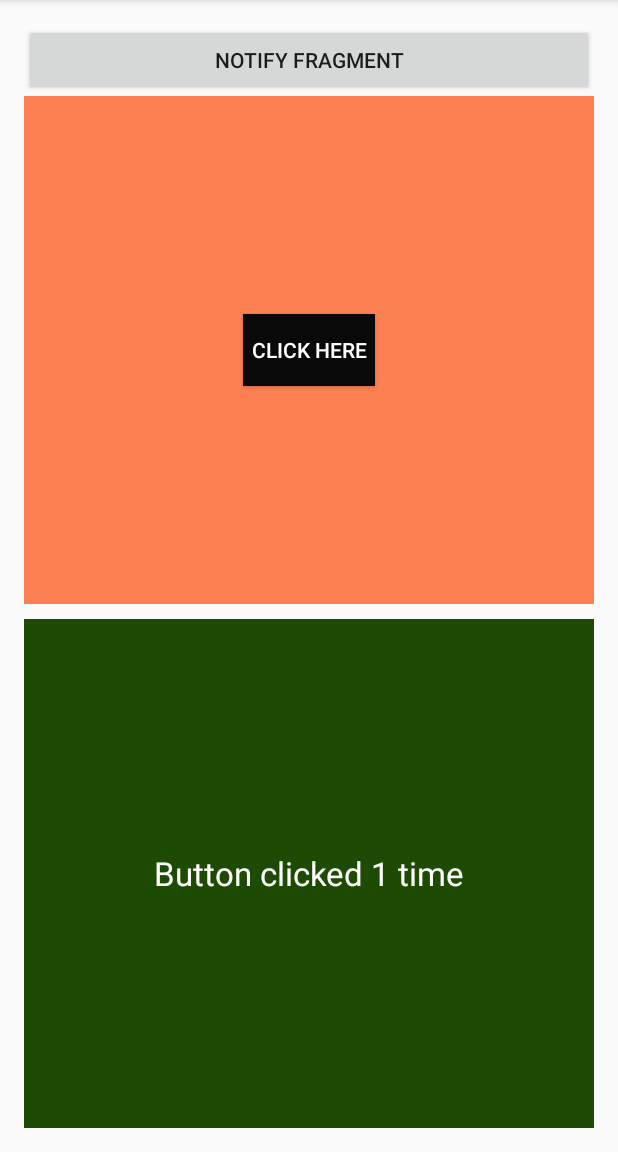
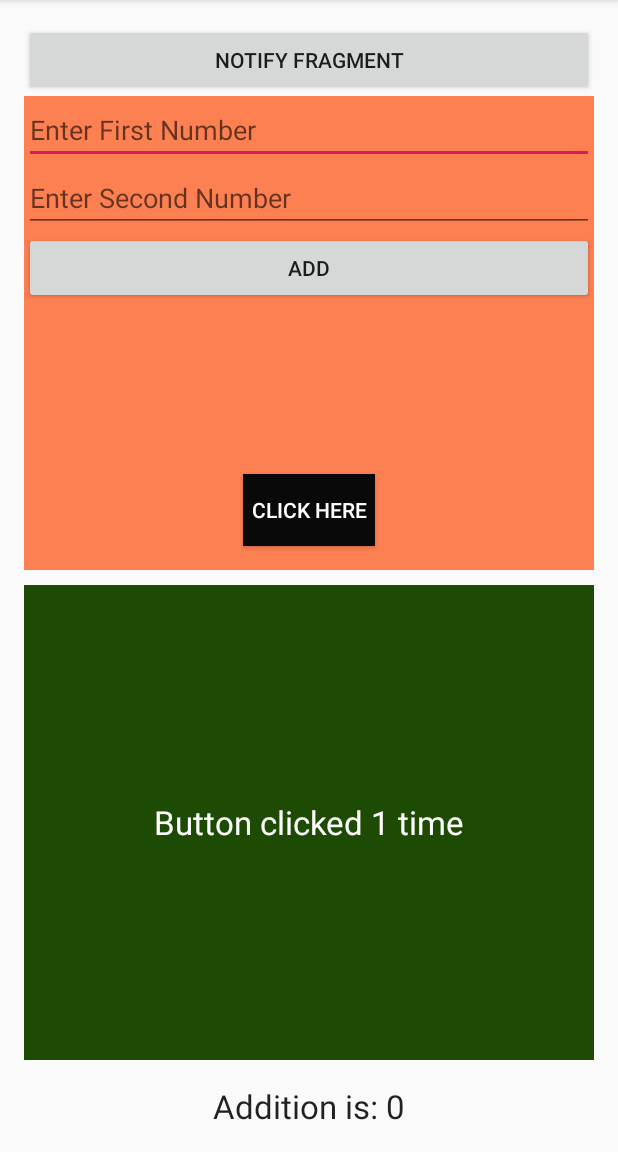
Before and after one commit to meta-jai-garg/android-training, an Android app: the FirstFragment screen opened directly, with no data from a screen before it, after a tap on "CLICK HERE", on a phone screen of 412 x 824 dp, the part 84-1236 px from its top. Run offline under Robolectric (Android 15) with nearby library versions, the phone set to English and light mode, and no system bars; 2 other taps on this screen came first.

Commit message:
Activity and Fragment Communication Complete

```diff
--- /dev/null
+++ b/HelloWorld/app/src/main/java/com/metacube/helloworld/ActivityCommunicator.java
@@ -0,0 +1,5 @@
+package com.metacube.helloworld;
+
+public interface ActivityCommunicator {
+    void passDataToActivity(String data);
+}
--- a/HelloWorld/app/src/main/java/com/metacube/helloworld/Communicator.java
+++ /dev/null
@@ -1,5 +0,0 @@
-package com.metacube.helloworld;
-
-public interface Communicator {
-    void respond(String data);
-}
--- a/HelloWorld/app/src/main/java/com/metacube/helloworld/FirstFragment.java
+++ b/HelloWorld/app/src/main/java/com/metacube/helloworld/FirstFragment.java
@@ -7,31 +7,56 @@ import android.view.LayoutInflater;
 import android.view.View;
 import android.view.ViewGroup;
 import android.widget.Button;
-import android.widget.Toast;
+import android.widget.EditText;
 
 
 public class FirstFragment extends Fragment implements View.OnClickListener {
 
-    private Button clickBtn;
+    private Button clickBtn, addBtn;
     private int counter;
-    private Communicator communicator;
+    private EditText firstNumberEditText, secondNumberEditText;
+    private FragmentCommunicator fragmentCommunicator;
+    private ActivityCommunicator activityCommunicator;
+
+
     @Override
     public View onCreateView(LayoutInflater inflater, ViewGroup container,
                              Bundle savedInstanceState) {
-        return inflater.inflate(R.layout.fragment_first, container, false);
+        View view = inflater.inflate(R.layout.fragment_first, container, false);
+        addBtn = view.findViewById(R.id.addBtn);
+        firstNumberEditText = view.findViewById(R.id.firstNumberEditText);
+        secondNumberEditText = view.findViewById(R.id.secondNumberEditText);
+        addBtn.setOnClickListener(this);
+        return view;
     }
 
     @Override
     public void onActivityCreated(@Nullable Bundle savedInstanceState) {
         super.onActivityCreated(savedInstanceState);
-        communicator = (Communicator) getActivity();
+        fragmentCommunicator = (FragmentCommunicator) getActivity();
+        activityCommunicator = (ActivityCommunicator) getActivity();
         clickBtn = getActivity().findViewById(R.id.clickBtn);
         clickBtn.setOnClickListener(this);
     }
 
     @Override
     public void onClick(View v) {
-        counter++;
-        communicator.respond("Button clicked "+counter+" time");
+        switch (v.getId()) {
+            case R.id.clickBtn: {
+                counter++;
+                fragmentCommunicator.passDataToFragment("Button clicked " + counter + " time");
+                break;
+            }
+            case R.id.addBtn: {
+                int firstNumber = Integer.parseInt(String.valueOf(firstNumberEditText.getText()));
+                int secondNumber = Integer.parseInt(String.valueOf(secondNumberEditText.getText()));
+                activityCommunicator.passDataToActivity(Integer.toString(firstNumber +
+                        secondNumber));
+                break;
+            }
+            default:
+                break;
+
+        }
     }
 }
--- a/HelloWorld/app/src/main/java/com/metacube/helloworld/FragmentCommunicationActivity.java
+++ b/HelloWorld/app/src/main/java/com/metacube/helloworld/FragmentCommunicationActivity.java
@@ -7,11 +7,14 @@ import android.view.View;
 import android.widget.Button;
 import android.widget.FrameLayout;
 import android.widget.LinearLayout;
+import android.widget.TextView;
 
-public class FragmentCommunicationActivity extends AppCompatActivity implements Communicator {
+public class FragmentCommunicationActivity extends AppCompatActivity implements
+        FragmentCommunicator, ActivityCommunicator {
 
     private Button notifyFragmentBtn;
     private FragmentManager manager;
+    private TextView resultText;
     private SecondFragment secondFragment;
     private FrameLayout frameLayout;
     private LinearLayout linearLayout;
@@ -30,6 +33,7 @@ public class FragmentCommunicationActivity extends AppCompatActivity implements
         notifyFragmentBtn = findViewById(R.id.notifyFragmentBtn);
         frameLayout = findViewById(R.id.fragmentContainer);
         linearLayout = findViewById(R.id.secondFragmentLayout);
+        resultText = findViewById(R.id.resultText);
     }
 
     private void methodListener() {
@@ -48,11 +52,16 @@ public class FragmentCommunicationActivity extends AppCompatActivity implements
     }
 
     @Override
-    public void respond(String data) {
+    public void passDataToFragment(String data) {
         if (frameLayout.getVisibility() == View.VISIBLE) {
             frameLayout.setVisibility(View.GONE);
             linearLayout.setVisibility(View.VISIBLE);
         }
         secondFragment.changeText(data);
     }
+
+    @Override
+    public void passDataToActivity(String data) {
+        resultText.setText("Addition is: " + data);
+    }
 }
--- /dev/null
+++ b/HelloWorld/app/src/main/java/com/metacube/helloworld/FragmentCommunicator.java
@@ -0,0 +1,5 @@
+package com.metacube.helloworld;
+
+public interface FragmentCommunicator {
+    void passDataToFragment(String data);
+}
--- a/HelloWorld/app/src/main/res/layout/activity_fragment_communication.xml
+++ b/HelloWorld/app/src/main/res/layout/activity_fragment_communication.xml
@@ -42,5 +42,13 @@
         android:layout_width="match_parent"
         android:layout_height="0dp"
         android:layout_weight="1"
-        android:visibility="gone"></FrameLayout>
+        android:visibility="gone" />
+    <TextView
+        android:id="@+id/resultText"
+        android:gravity="center"
+        android:text=""
+        android:textAppearance="@style/Base.TextAppearance.AppCompat.Large"
+        android:layout_marginTop="16dp"
+        android:layout_width="match_parent"
+        android:layout_height="wrap_content" />
 </LinearLayout>
--- a/HelloWorld/app/src/main/res/layout/fragment_first.xml
+++ b/HelloWorld/app/src/main/res/layout/fragment_first.xml
@@ -6,13 +6,38 @@
     android:background="#fd8052"
     tools:context=".FirstFragment">
 
+    <EditText
+        android:id="@+id/firstNumberEditText"
+        android:layout_width="match_parent"
+        android:layout_height="wrap_content"
+        android:layout_alignParentTop="true"
+        android:hint="@string/enter_first_number"
+        android:inputType="numberDecimal" />
+
+    <EditText
+        android:id="@+id/secondNumberEditText"
+        android:layout_width="match_parent"
+        android:layout_height="wrap_content"
+        android:layout_below="@id/firstNumberEditText"
+        android:hint="@string/enter_second_number"
+        android:inputType="numberDecimal" />
+
     <Button
-        android:layout_centerInParent="true"
-        android:background="#0a0909"
-        android:textColor="#FFF"
-        android:text="@string/click_here"
+        android:id="@+id/addBtn"
+        android:layout_width="match_parent"
+        android:layout_height="wrap_content"
+        android:layout_below="@id/secondNumberEditText"
+        android:text="@string/add" />
+
+    <Button
         android:id="@+id/clickBtn"
         android:layout_width="wrap_content"
-        android:layout_height="wrap_content" />
+        android:layout_height="wrap_content"
+        android:layout_alignParentBottom="true"
+        android:layout_centerInParent="true"
+        android:layout_margin="16dp"
+        android:background="#0a0909"
+        android:text="@string/click_here"
+        android:textColor="#FFF" />
 
 </RelativeLayout>
```
